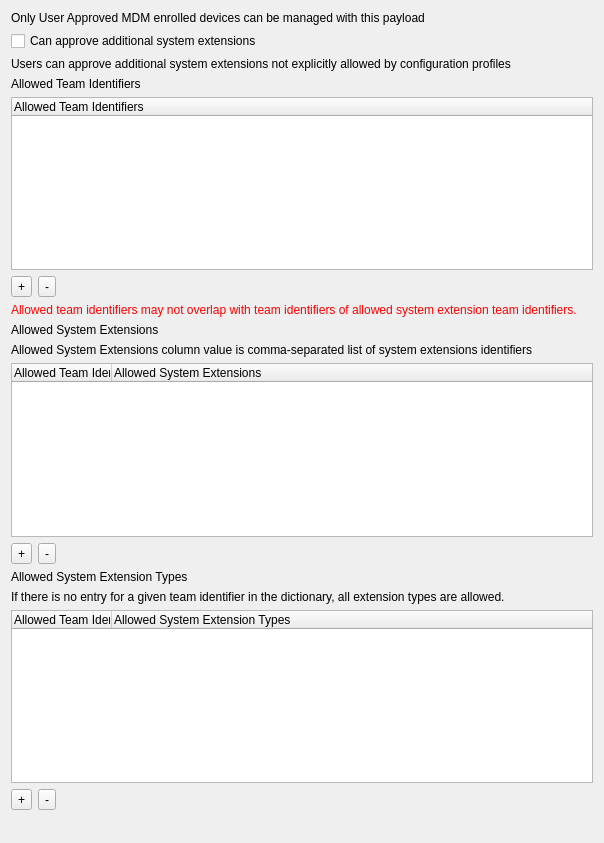
Old version of the form FWAdminLib/Configurator/MacOSSystemExtensionPolicyForm.ui in the repository fw-dev/translations.
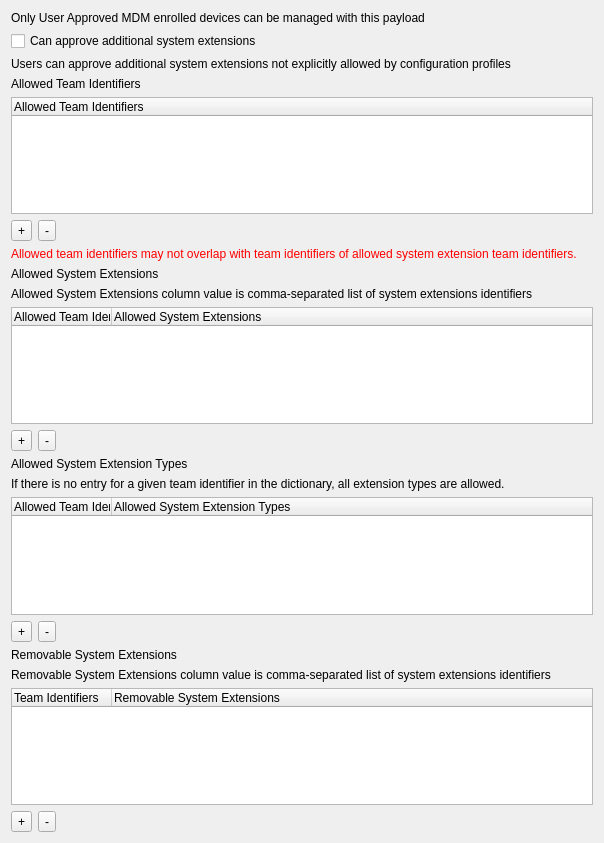
New version of the form. Custom widgets are drawn as their Qt base class.

The edit to the form file:
```diff
--- a/FWAdminLib/Configurator/MacOSSystemExtensionPolicyForm.ui
+++ b/FWAdminLib/Configurator/MacOSSystemExtensionPolicyForm.ui
@@ -234,6 +234,71 @@
      </item>
     </layout>
    </item>
+   <item>
+    <widget class="QLabel" name="lRemovableSystemExtensions">
+     <property name="text">
+      <string>Removable System Extensions</string>
+     </property>
+    </widget>
+   </item>
+   <item>
+    <widget class="QLabel" name="lTipRemovableSystemExtensions">
+     <property name="text">
+      <string>Removable System Extensions column value is comma-separated list of system extensions identifiers</string>
+     </property>
+     <property name="wordWrap">
+      <bool>true</bool>
+     </property>
+    </widget>
+   </item>
+   <item>
+    <widget class="StyledTreeWidget" name="twRemovableSystemExtensions">
+     <property name="rootIsDecorated">
+      <bool>false</bool>
+     </property>
+     <column>
+      <property name="text">
+       <string>Team Identifiers</string>
+      </property>
+     </column>
+     <column>
+      <property name="text">
+       <string>Removable System Extensions</string>
+      </property>
+     </column>
+    </widget>
+   </item>
+   <item>
+    <layout class="QHBoxLayout" name="hlRemovableSystemExtensions">
+     <item>
+      <widget class="QToolButton" name="tbAddRemovableSystemExtension">
+       <property name="text">
+        <string>+</string>
+       </property>
+      </widget>
+     </item>
+     <item>
+      <widget class="QToolButton" name="tbRemoveRemovableSystemExtension">
+       <property name="text">
+        <string>-</string>
+       </property>
+      </widget>
+     </item>
+     <item>
+      <spacer name="hsRemovableSystemExtensions">
+       <property name="orientation">
+        <enum>Qt::Horizontal</enum>
+       </property>
+       <property name="sizeHint" stdset="0">
+        <size>
+         <width>40</width>
+         <height>20</height>
+        </size>
+       </property>
+      </spacer>
+     </item>
+    </layout>
+   </item>
    <item>
     <spacer name="verticalSpacer">
      <property name="orientation">
```
